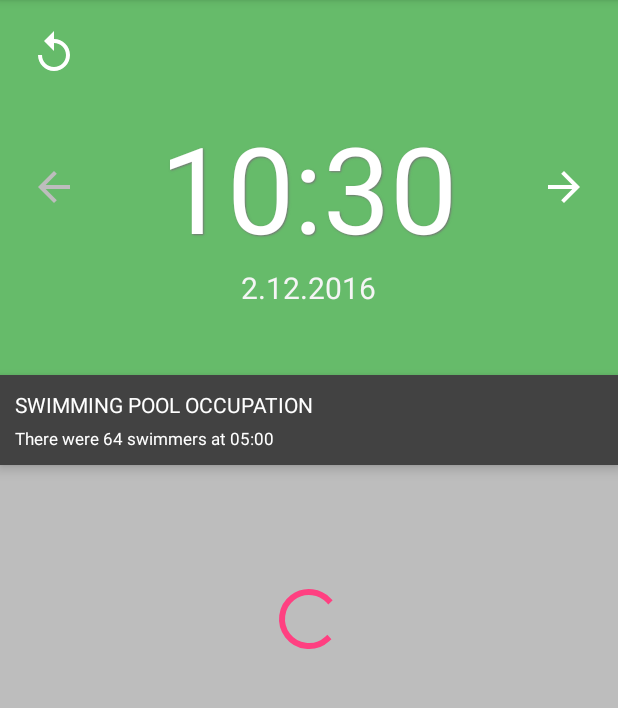
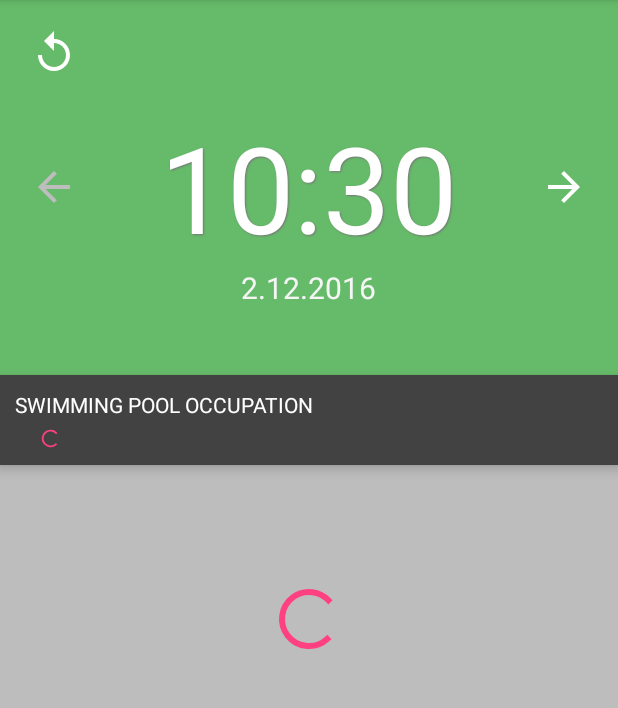
Before and after one commit to honza-kasik/OlomouckyBazen, an Android app: the screen it shows after launch (MainActivity), on a phone screen of 412 x 824 dp, the part 84-792 px from its top. Run offline under Robolectric (Android 15) with nearby library versions, the phone set to English and light mode, and no system bars; libraries missing offline, so code that uses them is left out: com.anupcowkur.reservoir, org.slf4j; 5 statements that could not run were skipped.

Commit message:
Added progress bar in place of current occupancy text

```diff
--- a/app/src/main/java/cz/honzakasik/bazenolomouc/MainActivity.java
+++ b/app/src/main/java/cz/honzakasik/bazenolomouc/MainActivity.java
@@ -41,6 +41,7 @@ public class MainActivity extends AppCompatActivity {
     private ProgressBar progressBar;
 
     private TextView occupancyTextView;
+    private ProgressBar occupancyTextProgressBar;
 
     private DatetimeDisplay datetimeDisplay;
 
@@ -79,6 +80,7 @@ public class MainActivity extends AppCompatActivity {
         swimmingPoolView = (SwimmingPoolView) findViewById(R.id.swimming_pool);
         progressBar = (ProgressBar) findViewById(R.id.swimming_pool_progress_bar);
         occupancyTextView = (TextView) findViewById(R.id.occupancy_text_view);
+        occupancyTextProgressBar = (ProgressBar) findViewById(R.id.current_occupancy_message);
 
         final ImageButton arrowLeft = (ImageButton) findViewById(R.id.swimming_pool_arrow_left);
         final ImageButton arrowRight = (ImageButton) findViewById(R.id.swimming_pool_arrow_right);
@@ -293,6 +295,9 @@ public class MainActivity extends AppCompatActivity {
         Intent intent = new Intent(this, OlomoucOccupancyProviderService.class);
         startService(intent);
         logger.debug("Started occupancy provider service!");
+
+        occupancyTextProgressBar.setVisibility(View.VISIBLE);
+        occupancyTextView.setVisibility(View.INVISIBLE);
     }
 
     /**
@@ -304,6 +309,9 @@ public class MainActivity extends AppCompatActivity {
 
         SimpleDateFormat dateFormat = new SimpleDateFormat("HH:mm");
         occupancyTextView.setText(String.format(text, dateFormat.format(new Date()), occupancy));
+
+        occupancyTextProgressBar.setVisibility(View.INVISIBLE);
+        occupancyTextView.setVisibility(View.VISIBLE);
     }
 
     /**
--- a/app/src/main/res/layout-land/activity_main.xml
+++ b/app/src/main/res/layout-land/activity_main.xml
@@ -74,17 +74,18 @@
         <TextView
             android:id="@+id/occupancy_text_view"
             style="@style/SwimmingPoolActivity.OccupancyLabel.OccupancyLandscape"
-            android:text="There were 64 swimmers at 05:00"
             android:layout_centerVertical="true"
             android:layout_alignParentEnd="true"
             android:layout_width="wrap_content"
-            android:layout_height="wrap_content" />
+            android:layout_height="wrap_content"
+            android:visibility="invisible" />
 
-        <!--ProgressBar
+        <ProgressBar
+            android:id="@+id/current_occupancy_message"
+            android:indeterminate="true"
             android:layout_width="wrap_content"
             android:layout_alignParentEnd="true"
-            android:layout_marginRight="20dp"
-            android:layout_height="20dp" /-->
+            android:layout_height="20dp" />
 
     </RelativeLayout>
 
--- a/app/src/main/res/layout/activity_main.xml
+++ b/app/src/main/res/layout/activity_main.xml
@@ -84,13 +84,26 @@
             android:text="@string/swimming_pool_occupation_label"
             android:layout_height="wrap_content" />
 
-        <TextView
+        <RelativeLayout
             android:layout_marginTop="5dp"
-            android:text="There were 64 swimmers at 05:00"
-            style="@style/SwimmingPoolActivity.OccupancyLabel.Occupancy"
-            android:id="@+id/occupancy_text_view"
-            android:layout_width="wrap_content"
-            android:layout_height="wrap_content" />
+            android:layout_width="match_parent"
+            android:layout_height="wrap_content">
+
+            <TextView
+                style="@style/SwimmingPoolActivity.OccupancyLabel.Occupancy"
+                android:id="@+id/occupancy_text_view"
+                android:visibility="invisible"
+                android:layout_width="wrap_content"
+                android:layout_height="wrap_content" />
+
+            <ProgressBar
+                android:id="@+id/current_occupancy_message"
+                android:indeterminate="true"
+                android:layout_centerVertical="true"
+                android:layout_width="wrap_content"
+                android:layout_height="14dp" />
+
+        </RelativeLayout>
 
     </LinearLayout>
 
```
